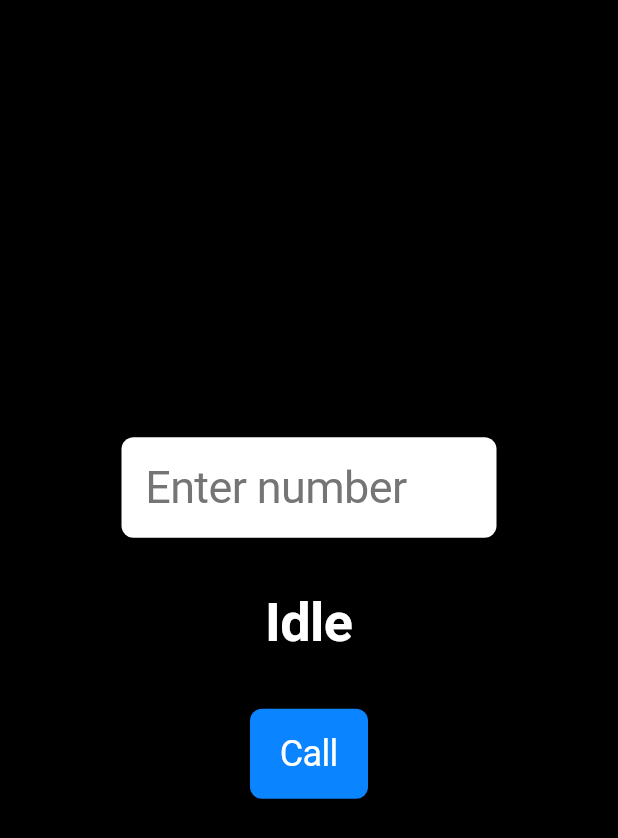
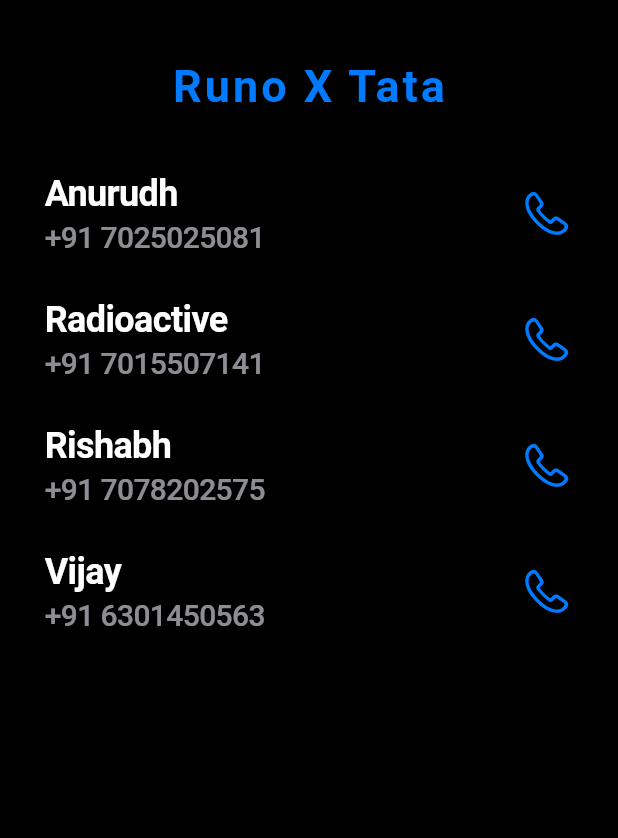
Before and after one commit to var-rishabh/tata_voip, a Flutter app: the screen it shows after launch, on a phone screen of 412 x 824 dp. Shown: the top 838 px of the screen. Run offline on Flutter 3.47's test engine with Material 3 defaults, Android fonts, the phone set to English and light mode, and no system bars.

Commit message:
Contacts page updated

```diff
--- a/lib/screens/home.dart
+++ b/lib/screens/home.dart
@@ -1,6 +1,8 @@
 import 'package:flutter/cupertino.dart';
+import 'package:provider/provider.dart';
 
 import '../helper/method_channel.dart';
+import '../provider/call.dart';
 
 class Home extends StatefulWidget {
   const Home({super.key});
@@ -10,87 +12,72 @@
 }
 
 class _HomeState extends State<Home> {
-  String callStatus = 'Idle';
-
-  TextEditingController numberController = TextEditingController();
-  FocusNode numberFocusNode = FocusNode();
-
-  void startCall(String number) async {
-    changeCallStatus('Dialing ... ');
-    String response = await makeCall(number);
-    changeCallStatus(response);
-  }
-
-  void changeCallStatus(String status) {
-    setState(() {
-      callStatus = status;
-    });
-  }
+  Map<String, String> contacts = {
+    "Anurudh": "7025025081",
+    "Radioactive": "7015507141",
+    "Rishabh": "7078202575",
+    "Vijay": "6301450563",
+  };
 
   @override
   void initState() {
     super.initState();
-    // initLinSDK();
     login();
   }
 
   @override
-  void dispose() {
-    numberController.dispose();
-    numberFocusNode.dispose();
-    super.dispose();
-  }
+  Widget build(BuildContext context) {
+    final CallProvider callProvider =
+        Provider.of<CallProvider>(context, listen: false);
 
-  @override
-  Widget build(BuildContext context) {
     return CupertinoPageScaffold(
-      child: Center(
+      child: SingleChildScrollView(
+        padding: const EdgeInsets.symmetric(horizontal: 30, vertical: 15),
+        physics: const BouncingScrollPhysics(),
+        child: SafeArea(
           child: Column(
-          mainAxisAlignment: MainAxisAlignment.center,
+            mainAxisSize: MainAxisSize.min,
             children: [
-            SizedBox(
-              width: 250,
-              child: CupertinoTextField(
-                focusNode: numberFocusNode,
-                controller: numberController,
-                keyboardType: TextInputType.number,
-                placeholder: 'Enter number',
-                placeholderStyle: const TextStyle(
-                  color: CupertinoColors.inactiveGray,
-                ),
-                padding: const EdgeInsets.all(16),
-                maxLength: 10,
-                style: const TextStyle(
-                  color: CupertinoColors.black,
+              const Padding(
+                padding: EdgeInsets.symmetric(vertical: 25),
+                child: Text(
+                  'Runo X Tata',
+                  style: TextStyle(
                     fontSize: 30,
-                ),
-                decoration: BoxDecoration(
-                  color: CupertinoColors.white,
-                  borderRadius: BorderRadius.circular(8),
+                    fontWeight: FontWeight.bold,
+                    color: CupertinoColors.activeBlue,
+                    letterSpacing: 2,
                   ),
                 ),
               ),
-            const SizedBox(height: 36),
-            Text(
-              callStatus,
-              style: const TextStyle(fontSize: 36, fontWeight: FontWeight.bold),
-            ),
-            const SizedBox(height: 36),
-            CupertinoButton(
-              borderRadius: BorderRadius.circular(8),
-              color: CupertinoColors.activeBlue,
-              child: const Text(
-                'Call',
-                style: TextStyle(
-                  color: CupertinoColors.white,
+              for (String name in contacts.keys)
+                CupertinoListTile(
+                  padding: const EdgeInsets.symmetric(vertical: 15),
+                  title: Text(
+                    name,
+                    style: const TextStyle(
                       fontSize: 24,
+                      fontWeight: FontWeight.bold,
                     ),
                   ),
-              onPressed: () {
-                startCall(numberController.text);
-              },
+                  trailing: GestureDetector(
+                    onTap: () => callProvider.startCall(contacts[name]!),
+                    child: const Icon(
+                      CupertinoIcons.phone,
+                      size: 35,
+                      color: CupertinoColors.activeBlue,
+                    ),
+                  ),
+                  subtitle: Text(
+                    "+91 ${contacts[name]!}",
+                    style: const TextStyle(
+                      fontSize: 20,
+                      fontWeight: FontWeight.w500,
+                    ),
+                  ),
                 ),
             ],
+          ),
         ),
       ),
     );
--- a/pubspec.yaml
+++ b/pubspec.yaml
@@ -7,6 +7,7 @@
   sdk: ^3.5.3
 
 dependencies:
+  cupertino_icons: ^1.0.8
   flutter:
     sdk: flutter
   permission_handler: ^11.3.1
```
Also changed, not shown: lib/helper/method_channel.dart (+0 -10 lines), lib/main.dart (+11 -4 lines), lib/provider/call.dart (added, +55 -0 lines), 2 other files. Lines whose indentation alone changed are shown as unchanged.
